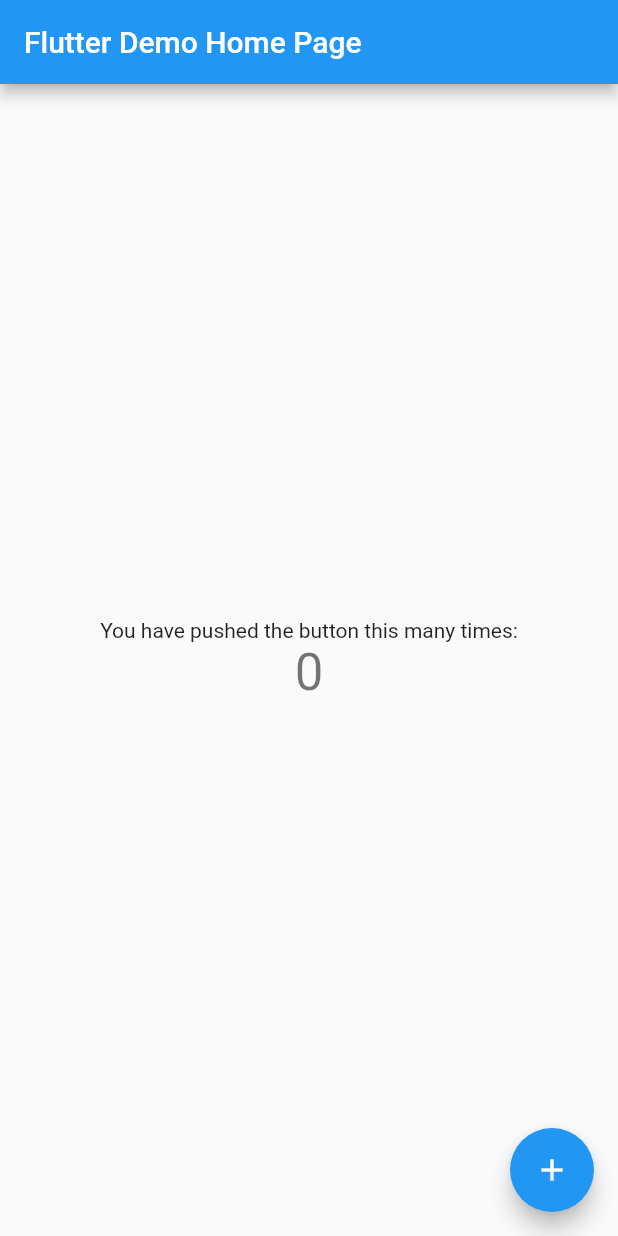
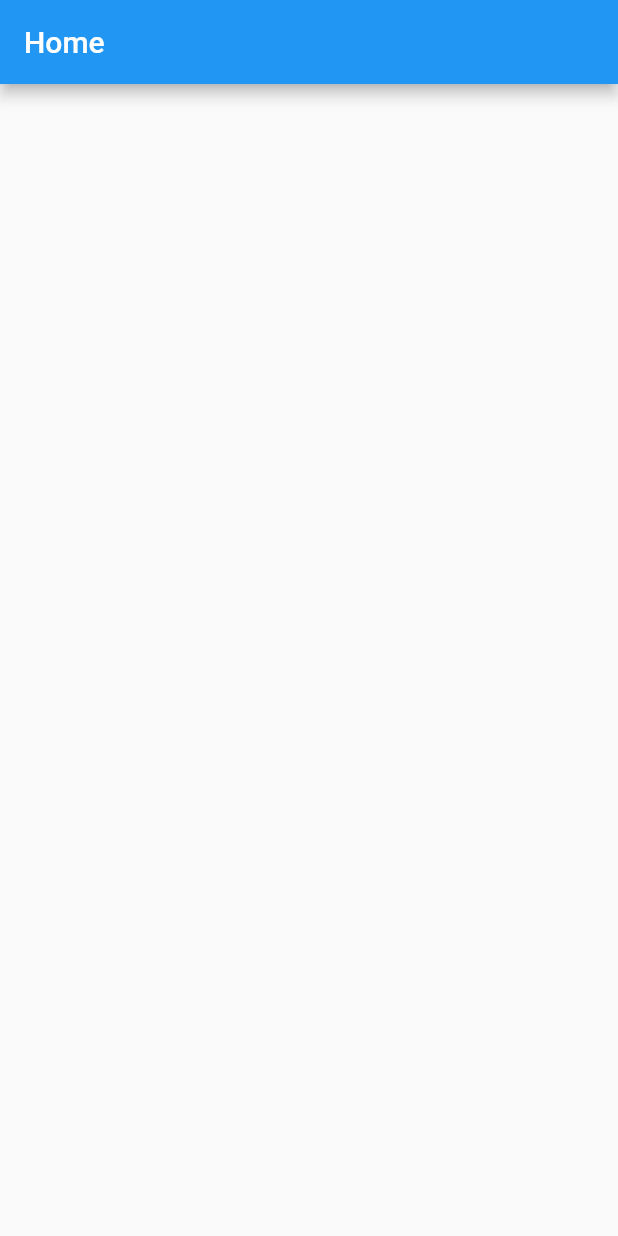
Before and after one commit to sbiswas2209/pilgrimage, a Flutter app: the screen it shows after launch, on a phone screen of 412 x 824 dp. Run offline on Flutter 3.47's test engine with Material 2 defaults, Android fonts, the phone set to English and light mode, and no system bars.

Commit message:
Added Home Page Base

```diff
--- a/lib/main.dart
+++ b/lib/main.dart
@@ -1,4 +1,5 @@
 import 'package:flutter/material.dart';
+import 'package:pilgrimage/pages/home.dart';
 
 void main() {
   runApp(MyApp());
@@ -9,109 +10,8 @@
   @override
   Widget build(BuildContext context) {
     return MaterialApp(
-      title: 'Flutter Demo',
-      theme: ThemeData(
-        // This is the theme of your application.
-        //
-        // Try running your application with "flutter run". You'll see the
-        // application has a blue toolbar. Then, without quitting the app, try
-        // changing the primarySwatch below to Colors.green and then invoke
-        // "hot reload" (press "r" in the console where you ran "flutter run",
-        // or simply save your changes to "hot reload" in a Flutter IDE).
-        // Notice that the counter didn't reset back to zero; the application
-        // is not restarted.
-        primarySwatch: Colors.blue,
-        // This makes the visual density adapt to the platform that you run
-        // the app on. For desktop platforms, the controls will be smaller and
-        // closer together (more dense) than on mobile platforms.
-        visualDensity: VisualDensity.adaptivePlatformDensity,
-      ),
-      home: MyHomePage(title: 'Flutter Demo Home Page'),
+      title: 'Pilgrimage',
+      home: HomePage(),
     );
   }
 }
-
-class MyHomePage extends StatefulWidget {
-  MyHomePage({Key key, this.title}) : super(key: key);
-
-  // This widget is the home page of your application. It is stateful, meaning
-  // that it has a State object (defined below) that contains fields that affect
-  // how it looks.
-
-  // This class is the configuration for the state. It holds the values (in this
-  // case the title) provided by the parent (in this case the App widget) and
-  // used by the build method of the State. Fields in a Widget subclass are
-  // always marked "final".
-
-  final String title;
-
-  @override
-  _MyHomePageState createState() => _MyHomePageState();
-}
-
-class _MyHomePageState extends State<MyHomePage> {
-  int _counter = 0;
-
-  void _incrementCounter() {
-    setState(() {
-      // This call to setState tells the Flutter framework that something has
-      // changed in this State, which causes it to rerun the build method below
-      // so that the display can reflect the updated values. If we changed
-      // _counter without calling setState(), then the build method would not be
-      // called again, and so nothing would appear to happen.
-      _counter++;
-    });
-  }
-
-  @override
-  Widget build(BuildContext context) {
-    // This method is rerun every time setState is called, for instance as done
-    // by the _incrementCounter method above.
-    //
-    // The Flutter framework has been optimized to make rerunning build methods
-    // fast, so that you can just rebuild anything that needs updating rather
-    // than having to individually change instances of widgets.
-    return Scaffold(
-      appBar: AppBar(
-        // Here we take the value from the MyHomePage object that was created by
-        // the App.build method, and use it to set our appbar title.
-        title: Text(widget.title),
-      ),
-      body: Center(
-        // Center is a layout widget. It takes a single child and positions it
-        // in the middle of the parent.
-        child: Column(
-          // Column is also a layout widget. It takes a list of children and
-          // arranges them vertically. By default, it sizes itself to fit its
-          // children horizontally, and tries to be as tall as its parent.
-          //
-          // Invoke "debug painting" (press "p" in the console, choose the
-          // "Toggle Debug Paint" action from the Flutter Inspector in Android
-          // Studio, or the "Toggle Debug Paint" command in Visual Studio Code)
-          // to see the wireframe for each widget.
-          //
-          // Column has various properties to control how it sizes itself and
-          // how it positions its children. Here we use mainAxisAlignment to
-          // center the children vertically; the main axis here is the vertical
-          // axis because Columns are vertical (the cross axis would be
-          // horizontal).
-          mainAxisAlignment: MainAxisAlignment.center,
-          children: <Widget>[
-            Text(
-              'You have pushed the button this many times:',
-            ),
-            Text(
-              '$_counter',
-              style: Theme.of(context).textTheme.headline4,
-            ),
-          ],
-        ),
-      ),
-      floatingActionButton: FloatingActionButton(
-        onPressed: _incrementCounter,
-        tooltip: 'Increment',
-        child: Icon(Icons.add),
-      ), // This trailing comma makes auto-formatting nicer for build methods.
-    );
-  }
-}
--- /dev/null
+++ b/lib/pages/home.dart
@@ -0,0 +1,17 @@
+import 'package:flutter/material.dart';
+
+class HomePage extends StatefulWidget {
+  @override
+  _HomePageState createState() => _HomePageState();
+}
+
+class _HomePageState extends State<HomePage> {
+  @override
+  Widget build(BuildContext context) {
+    return Scaffold(
+      appBar: AppBar(
+        title: Text('Home'),
+      ),
+    );
+  }
+}
```
